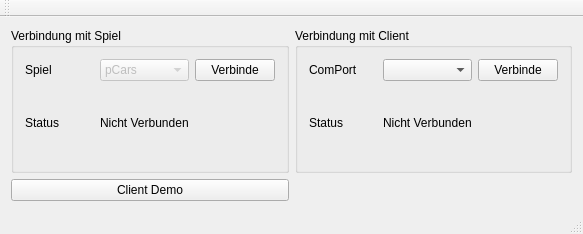
First picture: the form in mainwindow.ui, repository Dante999/SRD_Host, before the edit.
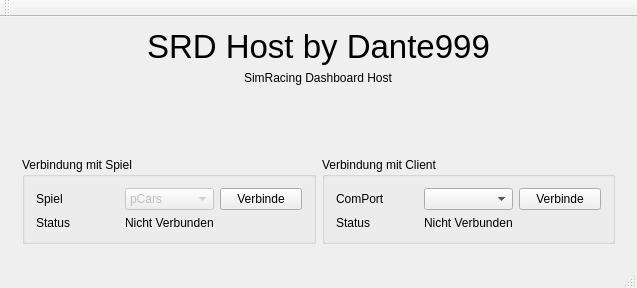
Second picture: the form after the edit.

```diff
--- a/mainwindow.ui
+++ b/mainwindow.ui
@@ -6,8 +6,8 @@
    <rect>
     <x>0</x>
     <y>0</y>
-    <width>583</width>
-    <height>234</height>
+    <width>637</width>
+    <height>288</height>
    </rect>
   </property>
   <property name="cursor">
@@ -17,48 +17,46 @@
    <string>SDR (Sim Racing Dashboard)</string>
   </property>
   <widget class="QWidget" name="centralWidget">
-   <layout class="QGridLayout" name="gridLayout_3">
-    <item row="0" column="1">
-     <widget class="QGroupBox" name="groupBox_client">
-      <property name="title">
-       <string>Verbindung mit Client</string>
+   <layout class="QVBoxLayout" name="verticalLayout">
+    <item alignment="Qt::AlignHCenter">
+     <widget class="QLabel" name="label_4">
+      <property name="font">
+       <font>
+        <pointsize>25</pointsize>
+       </font>
       </property>
-      <layout class="QGridLayout" name="gridLayout">
-       <item row="0" column="0">
-        <widget class="QLabel" name="label_2">
          <property name="text">
-          <string>ComPort</string>
+       <string>SRD Host by Dante999</string>
          </property>
         </widget>
        </item>
-       <item row="0" column="1">
-        <widget class="QComboBox" name="comboBox_ComPorList"/>
-       </item>
-       <item row="0" column="2">
-        <widget class="QPushButton" name="pushButton_connectClient">
+    <item alignment="Qt::AlignHCenter">
+     <widget class="QLabel" name="label_6">
          <property name="text">
-          <string>Verbinde</string>
+       <string>SimRacing Dashboard Host</string>
          </property>
         </widget>
        </item>
-       <item row="1" column="0">
-        <widget class="QLabel" name="label_3">
-         <property name="text">
-          <string>Status</string>
-         </property>
-        </widget>
-       </item>
-       <item row="1" column="1">
-        <widget class="QLabel" name="label_connectStatus">
-         <property name="text">
-          <string>Nicht Verbunden</string>
-         </property>
-        </widget>
-       </item>
-      </layout>
-     </widget>
-    </item>
-    <item row="0" column="0">
+    <item>
+     <spacer name="verticalSpacer">
+      <property name="orientation">
+       <enum>Qt::Vertical</enum>
+      </property>
+      <property name="sizeHint" stdset="0">
+       <size>
+        <width>20</width>
+        <height>40</height>
+       </size>
+      </property>
+     </spacer>
+    </item>
+    <item>
+     <widget class="QWidget" name="widget" native="true">
+      <property name="autoFillBackground">
+       <bool>false</bool>
+      </property>
+      <layout class="QHBoxLayout" name="horizontalLayout">
+       <item>
      <widget class="QGroupBox" name="groupBox_game">
       <property name="title">
        <string>Verbindung mit Spiel</string>
@@ -107,11 +105,47 @@
       </layout>
      </widget>
     </item>
-    <item row="1" column="0">
-     <widget class="QPushButton" name="pushButton_clientDemo">
+       <item>
+        <widget class="QGroupBox" name="groupBox_client">
+         <property name="title">
+          <string>Verbindung mit Client</string>
+         </property>
+         <layout class="QGridLayout" name="gridLayout">
+          <item row="2" column="0">
+           <widget class="QLabel" name="label_3">
       <property name="text">
-       <string>Client Demo</string>
-      </property>
+             <string>Status</string>
+            </property>
+           </widget>
+          </item>
+          <item row="0" column="0">
+           <widget class="QLabel" name="label_2">
+            <property name="text">
+             <string>ComPort</string>
+            </property>
+           </widget>
+          </item>
+          <item row="0" column="1">
+           <widget class="QComboBox" name="comboBox_ComPorList"/>
+          </item>
+          <item row="2" column="1">
+           <widget class="QLabel" name="label_connectStatus">
+            <property name="text">
+             <string>Nicht Verbunden</string>
+            </property>
+           </widget>
+          </item>
+          <item row="0" column="2">
+           <widget class="QPushButton" name="pushButton_connectClient">
+            <property name="text">
+             <string>Verbinde</string>
+            </property>
+           </widget>
+          </item>
+         </layout>
+        </widget>
+       </item>
+      </layout>
      </widget>
     </item>
    </layout>
```
Left out of the diff: 4 changed lines with no effect on the pictures. Lines whose indentation alone changed are shown as unchanged.
